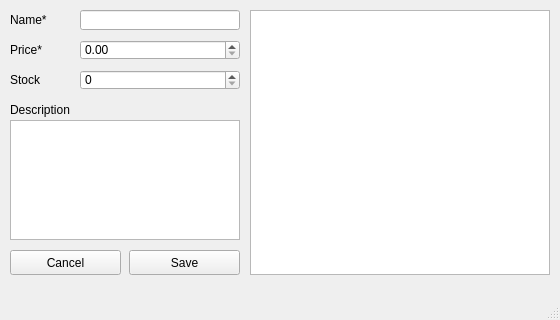
Old version of the form src/views/ui/product_view.ui in the repository felCardoso/ShopERP.
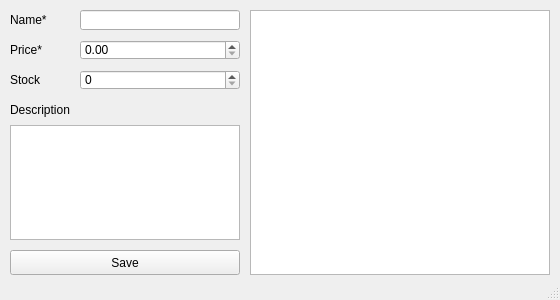
New version of the form. Icons and pictures are not drawn.

Patch:
```diff
--- a/src/views/ui/product_view.ui
+++ b/src/views/ui/product_view.ui
@@ -10,7 +10,7 @@
     <x>0</x>
     <y>0</y>
     <width>560</width>
-    <height>320</height>
+    <height>300</height>
    </rect>
   </property>
   <property name="font">
@@ -135,35 +135,12 @@
      </rect>
     </property>
    </widget>
-   <widget class="QTextEdit" name="textEdit">
-    <property name="geometry">
-     <rect>
-      <x>10</x>
-      <y>120</y>
-      <width>230</width>
-      <height>120</height>
-     </rect>
-    </property>
-   </widget>
-   <widget class="QPushButton" name="pushButtonCancel">
-    <property name="geometry">
-     <rect>
-      <x>10</x>
-      <y>250</y>
-      <width>111</width>
-      <height>25</height>
-     </rect>
-    </property>
-    <property name="text">
-     <string>Cancel</string>
-    </property>
-   </widget>
    <widget class="QPushButton" name="pushButtonSave">
     <property name="geometry">
      <rect>
-      <x>129</x>
+      <x>10</x>
       <y>250</y>
-      <width>111</width>
+      <width>230</width>
       <height>25</height>
      </rect>
     </property>
@@ -181,16 +158,16 @@
      </rect>
     </property>
    </widget>
-  </widget>
-  <widget class="QMenuBar" name="menubar">
-   <property name="geometry">
-    <rect>
-     <x>0</x>
-     <y>0</y>
-     <width>560</width>
-     <height>22</height>
-    </rect>
-   </property>
+   <widget class="QTextEdit" name="textEditDescription">
+    <property name="geometry">
+     <rect>
+      <x>10</x>
+      <y>125</y>
+      <width>230</width>
+      <height>115</height>
+     </rect>
+    </property>
+   </widget>
   </widget>
   <widget class="QStatusBar" name="statusbar"/>
  </widget>
```
Left out of the diff: 6 changed lines with no effect on the pictures.
